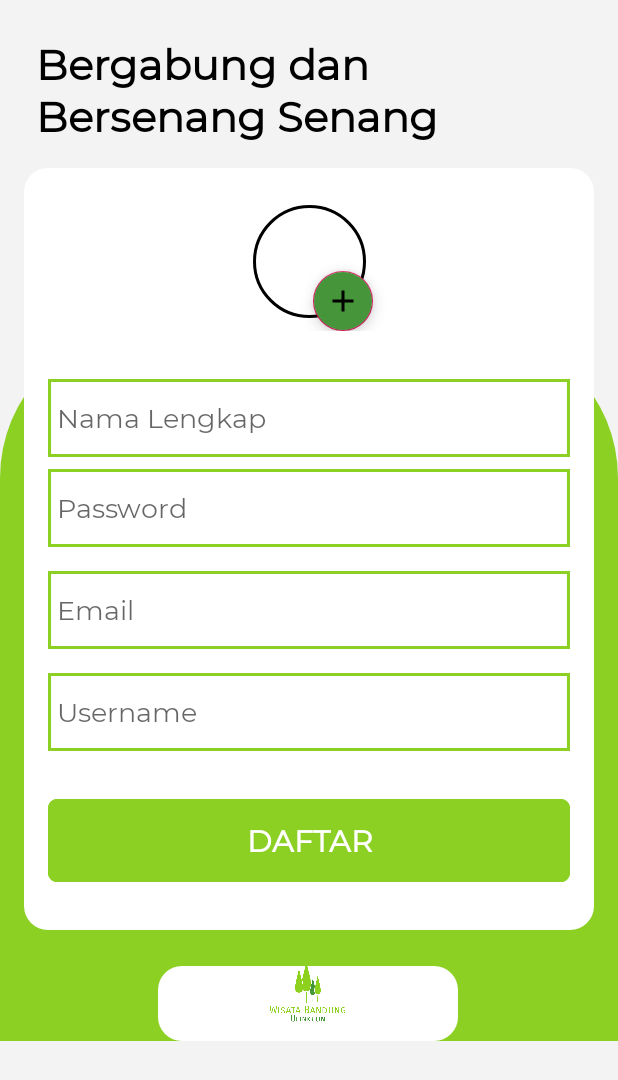
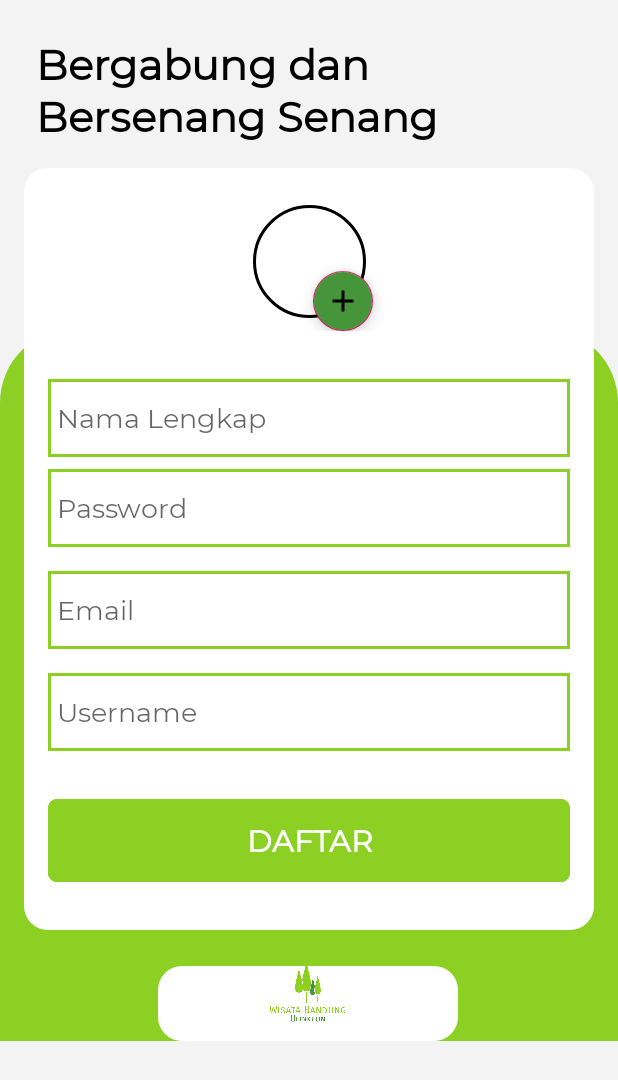
Before and after one commit to fghilmany/WisataBandung, an Android app: the screen it shows after launch (SignupActivity), after a tap on "Tidak punya akun? Daftar", on a phone screen of 412 x 824 dp. Shown: the top 1080 px of the screen. Run offline under Robolectric (Android 15) with nearby library versions, the phone set to English and light mode, and no system bars; our stand-ins replace Firebase (no records; nobody signed in at launch, a user with empty details on screens opened directly), Picasso; plain views replace CircleView; pictures from the network do not load.

Commit message:
done 0.2

```diff
--- a/app/src/main/res/drawable-v24/ic_launcher_foreground.xml
+++ /dev/null
@@ -1,34 +0,0 @@
-<vector xmlns:android="http://schemas.android.com/apk/res/android"
-        xmlns:aapt="http://schemas.android.com/aapt"
-        android:width="108dp"
-        android:height="108dp"
-        android:viewportHeight="108"
-        android:viewportWidth="108">
-    <path
-            android:fillType="evenOdd"
-            android:pathData="M32,64C32,64 38.39,52.99 44.13,50.95C51.37,48.37 70.14,49.57 70.14,49.57L108.26,87.69L108,109.01L75.97,107.97L32,64Z"
-            android:strokeColor="#00000000"
-            android:strokeWidth="1">
-        <aapt:attr name="android:fillColor">
-            <gradient
-                    android:endX="78.5885"
-                    android:endY="90.9159"
-                    android:startX="48.7653"
-                    android:startY="61.0927"
-                    android:type="linear">
-                <item
-                        android:color="#44000000"
-                        android:offset="0.0"/>
-                <item
-                        android:color="#00000000"
-                        android:offset="1.0"/>
-            </gradient>
-        </aapt:attr>
-    </path>
-    <path
-            android:fillColor="#FFFFFF"
-            android:fillType="nonZero"
-            android:pathData="M66.94,46.02L66.94,46.02C72.44,50.07 76,56.61 76,64L32,64C32,56.61 35.56,50.11 40.98,46.06L36.18,41.19C35.45,40.45 35.45,39.3 36.18,38.56C36.91,37.81 38.05,37.81 38.78,38.56L44.25,44.05C47.18,42.57 50.48,41.71 54,41.71C57.48,41.71 60.78,42.57 63.68,44.05L69.11,38.56C69.84,37.81 70.98,37.81 71.71,38.56C72.44,39.3 72.44,40.45 71.71,41.19L66.94,46.02ZM62.94,56.92C64.08,56.92 65,56.01 65,54.88C65,53.76 64.08,52.85 62.94,52.85C61.8,52.85 60.88,53.76 60.88,54.88C60.88,56.01 61.8,56.92 62.94,56.92ZM45.06,56.92C46.2,56.92 47.13,56.01 47.13,54.88C47.13,53.76 46.2,52.85 45.06,52.85C43.92,52.85 43,53.76 43,54.88C43,56.01 43.92,56.92 45.06,56.92Z"
-            android:strokeColor="#00000000"
-            android:strokeWidth="1"/>
-</vector>
--- a/app/src/main/res/drawable/bg_green_login.xml
+++ b/app/src/main/res/drawable/bg_green_login.xml
@@ -5,8 +5,8 @@
             android:color="@color/colorPrimary"/>
 
     <corners
-            android:topLeftRadius="100dp"
-            android:topRightRadius="100dp"
+            android:topLeftRadius="50dp"
+            android:topRightRadius="50dp"
     />
 
 </shape>
--- a/app/src/main/res/layout/activity_signup.xml
+++ b/app/src/main/res/layout/activity_signup.xml
@@ -11,7 +11,7 @@
     <ScrollView
             android:layout_width="match_parent"
             android:layout_height="match_parent"
-            android:id="@+id/scrollView2">
+    >
 
         <android.support.constraint.ConstraintLayout
                 android:layout_width="match_parent"
@@ -24,7 +24,7 @@
                     app:layout_constraintEnd_toEndOf="parent"
                     app:layout_constraintStart_toStartOf="parent"
                     app:layout_constraintBottom_toBottomOf="parent"
-                    android:id="@+id/view"/>
+            />
 
 
             <TextView
--- a/app/src/main/res/layout/for_you_item.xml
+++ b/app/src/main/res/layout/for_you_item.xml
@@ -7,7 +7,6 @@
         xmlns:tools="http://schemas.android.com/tools"
 >
     <android.support.v7.widget.CardView
-            android:id="@+id/cardview"
             android:layout_width="200dp"
             android:layout_height="270dp"
             android:layout_margin="16dp"
--- a/app/src/main/res/values/strings.xml
+++ b/app/src/main/res/values/strings.xml
@@ -37,5 +37,4 @@
     </string-array>
 
     <!-- TODO: Remove or change this placeholder text -->
-    <string name="hello_blank_fragment">Hello blank fragment</string>
 </resources>
```
Also changed, not shown: app/src/main/java/com/example/wisatabandung/activity/DetailDestination.kt (+5 -3 lines), app/src/main/java/com/example/wisatabandung/adapter/ForYouAdapter.kt (deleted, +0 -49 lines), app/src/main/res/drawable/bg_home_for_you.xml (deleted, +0 -15 lines), app/src/main/res/drawable/ic_launcher_background.xml (deleted, +0 -74 lines), app/src/main/res/layout/fragment_home.xml (+8 -2 lines), app/src/main/res/layout/fragment_profil.xml (+5 -5 lines), app/src/main/res/drawable/gunung_putri1.jpg (deleted), app/src/main/res/drawable/house.png (deleted), app/src/main/res/drawable/rev_wisata.png (deleted).
